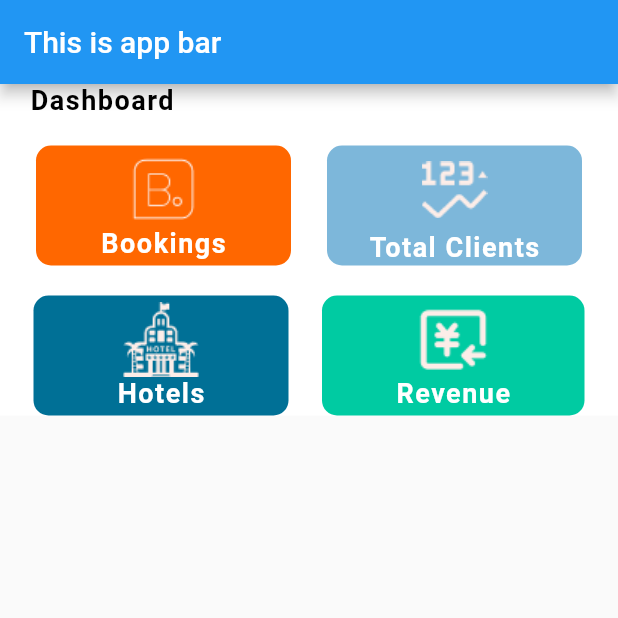
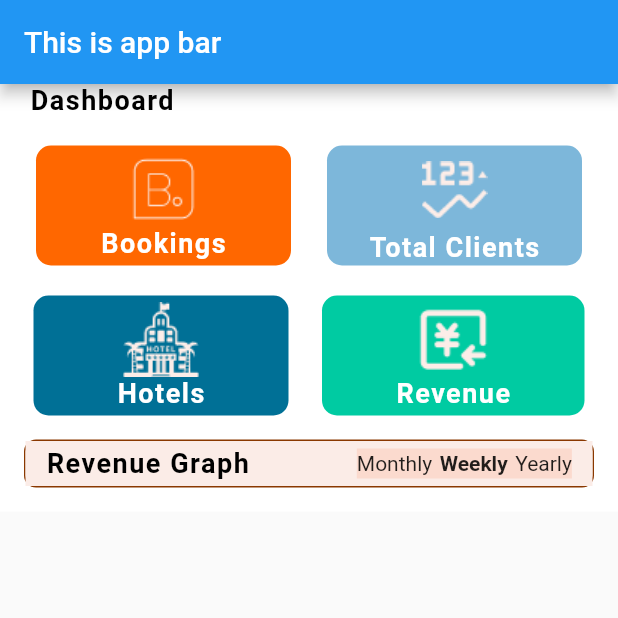
Before and after one commit to KryssNa/TripDash, a Flutter app: the screen it shows after launch, on a phone screen of 412 x 824 dp, the top half of it. Run offline on Flutter 3.47's test engine with Material 2 defaults, Android fonts, the phone set to English and light mode, and no system bars; our stand-ins replace cloud_firestore, firebase_auth, firebase_core, firebase_storage; accounts and stored records are empty; Roboto replaces fonts that are missing (SSFPro).

Commit message:
revenue graph initiated

```diff
--- a/lib/Screens/AdminScreen/AdminDashboard.dart
+++ b/lib/Screens/AdminScreen/AdminDashboard.dart
@@ -122,6 +122,67 @@ class _AdminDashboardState extends State<AdminDashboard> {
                     ),
                   ],
                 ),
+
+                Padding(
+                  padding: const EdgeInsets.all(16.0),
+                  child: Container(
+                    decoration: BoxDecoration(
+                      border: Border.all(
+                          color: ConstColors.adminPanelPrimaryTextColor),
+                      borderRadius: BorderRadius.circular(8),
+                    ),
+                    child: Column(children: [
+                      Container(
+                        color: ConstColors.adminPanelPrimaryHeadingColor,
+                        height: 30,
+                        child: Padding(
+                          padding:
+                          const EdgeInsets.only(left: 8.0, right: 8.0),
+                          child: Row(
+                            mainAxisAlignment: MainAxisAlignment.spaceEvenly,
+                            children: [
+                              Container(
+                                child: Text(
+                                  "Revenue Graph",
+                                  style: buildTextStyle(
+                                      ConstColors.adminPrimaryHeadingText),
+                                ),
+                              ),
+                              const SizedBox(
+                                width: 60,
+                              ),
+                              Container(
+                                height: 20,
+                                color: ConstColors
+                                    .adminPanelSecondaryHeadingColor,
+                                child: const Row(
+                                  children: [
+                                    Text("Monthly"),
+                                    SizedBox(
+                                      width: 5,
+                                    ),
+                                    Text(
+                                      "Weekly",
+                                      style: TextStyle(
+                                        fontFamily: 'SSFPro',
+                                        fontWeight: FontWeight.w600,
+                                      ),
+                                    ),
+                                    SizedBox(
+                                      width: 5,
+                                    ),
+                                    Text("Yearly"),
+                                  ],
+                                ),
+                              )
+                            ],
+                          ),
+                        ),
+                      ),
+
+                    ]),
+                  ),
+                ),
               ],
             ),
           ),
```
